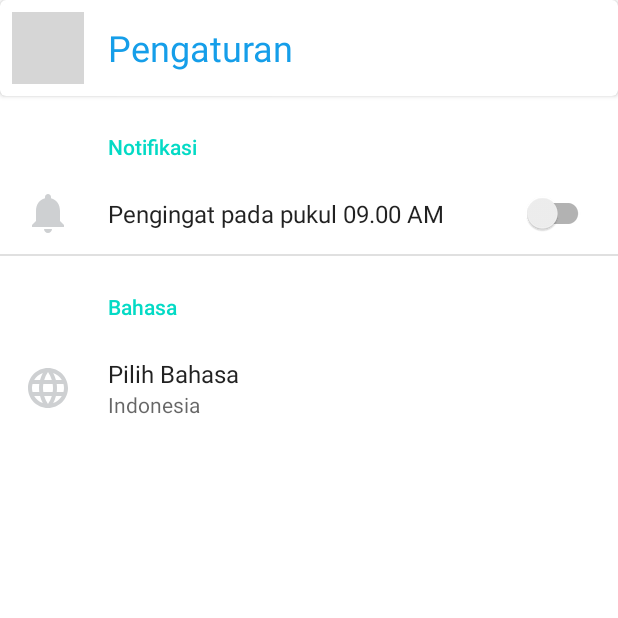
After one commit to tangguhtriprasetyo/DicodingGithubUsers, an Android app: the SettingsActivity screen opened directly, with no data from a screen before it, on a phone screen of 412 x 824 dp, the top half of it. The commit adds this screen. Run offline under Robolectric (Android 15) with nearby library versions, the phone set to English and light mode, and no system bars; our stand-ins replace androidx.preference; Roboto replaces fonts that are not available here; 1 statement that could not run was skipped; grey boxes are pictures that could not be loaded.

Commit message:
Add Preferences Screen + BuildConfig API TOKEN

```diff
--- a/app/build.gradle
+++ b/app/build.gradle
@@ -17,6 +17,8 @@ android {
         versionName "1.0"
 
         testInstrumentationRunner "androidx.test.runner.AndroidJUnitRunner"
+
+        buildConfigField("String", "GITHUB_TOKEN", API_KEY)
     }
 
     buildFeatures {
@@ -42,15 +44,17 @@ dependencies {
 
     implementation "org.jetbrains.kotlin:kotlin-stdlib:$kotlin_version"
     implementation 'androidx.core:core-ktx:1.3.2'
+    implementation "androidx.fragment:fragment-ktx:1.3.2"
+    implementation 'androidx.preference:preference-ktx:1.1.1'
     implementation 'androidx.appcompat:appcompat:1.2.0'
     implementation 'androidx.constraintlayout:constraintlayout:2.0.4'
+    implementation 'androidx.lifecycle:lifecycle-extensions:2.2.0'
 
     implementation 'com.google.android.material:material:1.3.0'
     implementation 'de.hdodenhof:circleimageview:3.1.0'
     implementation "androidx.viewpager2:viewpager2:1.0.0"
     implementation 'com.github.bumptech.glide:glide:4.12.0'
 
-    implementation 'androidx.lifecycle:lifecycle-extensions:2.2.0'
     implementation 'com.loopj.android:android-async-http:1.4.9'
     implementation "com.squareup.moshi:moshi-kotlin:1.11.0"
     implementation 'androidx.legacy:legacy-support-v4:1.0.0'
--- a/app/src/main/AndroidManifest.xml
+++ b/app/src/main/AndroidManifest.xml
@@ -11,8 +11,10 @@
         android:roundIcon="@mipmap/ic_launcher_round"
         android:supportsRtl="true"
         android:theme="@style/Theme.DicodingGithubUsers">
+        <activity
+            android:name=".activity.SettingsActivity"
+            android:label="@string/title_activity_settings"></activity>
         <activity android:name=".activity.DetailActivity" />
-
         <activity android:name=".activity.SplashScreenActivity">
             <intent-filter>
                 <action android:name="android.intent.action.MAIN" />
@@ -20,7 +22,6 @@
                 <category android:name="android.intent.category.LAUNCHER" />
             </intent-filter>
         </activity>
-
         <activity android:name=".activity.MainActivity" />
 
         <meta-data
--- /dev/null
+++ b/app/src/main/java/com/example/dicodinggithubusers/activity/SettingsActivity.kt
@@ -0,0 +1,80 @@
+package com.example.dicodinggithubusers.activity
+
+import android.content.Intent
+import android.content.SharedPreferences
+import android.os.Bundle
+import android.provider.Settings
+import androidx.appcompat.app.AppCompatActivity
+import androidx.fragment.app.commit
+import androidx.preference.Preference
+import androidx.preference.PreferenceFragmentCompat
+import androidx.preference.SwitchPreferenceCompat
+import com.example.dicodinggithubusers.R
+import com.example.dicodinggithubusers.databinding.SettingsActivityBinding
+
+class SettingsActivity : AppCompatActivity() {
+
+    private lateinit var binding: SettingsActivityBinding
+
+    override fun onCreate(savedInstanceState: Bundle?) {
+        super.onCreate(savedInstanceState)
+        binding = SettingsActivityBinding.inflate(layoutInflater)
+        setContentView(binding.root)
+        if (savedInstanceState == null) {
+            supportFragmentManager.commit {
+                replace(R.id.settings, SettingsFragment())
+            }
+        }
+
+        binding.btnBack.setOnClickListener {
+            finish()
+        }
+    }
+
+    class SettingsFragment : PreferenceFragmentCompat(),
+        SharedPreferences.OnSharedPreferenceChangeListener {
+
+        private lateinit var languageSetting: String
+        private lateinit var notificationSetting: String
+
+        private lateinit var notificationPreference: SwitchPreferenceCompat
+        private lateinit var languagePreference: Preference
+
+        override fun onCreatePreferences(savedInstanceState: Bundle?, rootKey: String?) {
+            setPreferencesFromResource(R.xml.preferences, rootKey)
+            init()
+
+            val intent = Intent(Settings.ACTION_LOCALE_SETTINGS)
+            languagePreference.intent = intent
+        }
+
+        private fun init() {
+            languageSetting = resources.getString(R.string.key_language_setting)
+            notificationSetting = resources.getString(R.string.key_notification_setting)
+
+            notificationPreference =
+                findPreference<SwitchPreferenceCompat>(notificationSetting) as SwitchPreferenceCompat
+            languagePreference = findPreference<Preference>(languageSetting) as Preference
+
+        }
+
+        override fun onResume() {
+            super.onResume()
+            preferenceScreen.sharedPreferences.registerOnSharedPreferenceChangeListener(this)
+        }
+
+        override fun onPause() {
+            super.onPause()
+            preferenceScreen.sharedPreferences.unregisterOnSharedPreferenceChangeListener(this)
+        }
+
+        override fun onSharedPreferenceChanged(
+            sharedPreferences: SharedPreferences?,
+            key: String?
+        ) {
+            if (key == notificationSetting)
+                notificationPreference.isChecked =
+                    sharedPreferences?.getBoolean(notificationSetting, false) ?: false
+        }
+    }
+}
--- /dev/null
+++ b/app/src/main/res/drawable/ic_baseline_language_24.xml
@@ -0,0 +1,10 @@
+<vector xmlns:android="http://schemas.android.com/apk/res/android"
+    android:width="32dp"
+    android:height="32dp"
+    android:tint="#CED0D2"
+    android:viewportWidth="24"
+    android:viewportHeight="24">
+    <path
+        android:fillColor="@android:color/white"
+        android:pathData="M11.99,2C6.47,2 2,6.48 2,12s4.47,10 9.99,10C17.52,22 22,17.52 22,12S17.52,2 11.99,2zM18.92,8h-2.95c-0.32,-1.25 -0.78,-2.45 -1.38,-3.56 1.84,0.63 3.37,1.91 4.33,3.56zM12,4.04c0.83,1.2 1.48,2.53 1.91,3.96h-3.82c0.43,-1.43 1.08,-2.76 1.91,-3.96zM4.26,14C4.1,13.36 4,12.69 4,12s0.1,-1.36 0.26,-2h3.38c-0.08,0.66 -0.14,1.32 -0.14,2 0,0.68 0.06,1.34 0.14,2L4.26,14zM5.08,16h2.95c0.32,1.25 0.78,2.45 1.38,3.56 -1.84,-0.63 -3.37,-1.9 -4.33,-3.56zM8.03,8L5.08,8c0.96,-1.66 2.49,-2.93 4.33,-3.56C8.81,5.55 8.35,6.75 8.03,8zM12,19.96c-0.83,-1.2 -1.48,-2.53 -1.91,-3.96h3.82c-0.43,1.43 -1.08,2.76 -1.91,3.96zM14.34,14L9.66,14c-0.09,-0.66 -0.16,-1.32 -0.16,-2 0,-0.68 0.07,-1.35 0.16,-2h4.68c0.09,0.65 0.16,1.32 0.16,2 0,0.68 -0.07,1.34 -0.16,2zM14.59,19.56c0.6,-1.11 1.06,-2.31 1.38,-3.56h2.95c-0.96,1.65 -2.49,2.93 -4.33,3.56zM16.36,14c0.08,-0.66 0.14,-1.32 0.14,-2 0,-0.68 -0.06,-1.34 -0.14,-2h3.38c0.16,0.64 0.26,1.31 0.26,2s-0.1,1.36 -0.26,2h-3.38z" />
+</vector>
--- a/app/src/main/res/drawable/ic_baseline_arrow_back_24.xml
+++ b/app/src/main/res/drawable/ic_baseline_notifications_24.xml
@@ -1,11 +1,10 @@
 <vector xmlns:android="http://schemas.android.com/apk/res/android"
-    android:width="24dp"
-    android:height="24dp"
-    android:autoMirrored="true"
-    android:tint="#159EE9"
+    android:width="32dp"
+    android:height="32dp"
+    android:tint="#CED0D2"
     android:viewportWidth="24"
     android:viewportHeight="24">
     <path
         android:fillColor="@android:color/white"
-        android:pathData="M20,11H7.83l5.59,-5.59L12,4l-8,8 8,8 1.41,-1.41L7.83,13H20v-2z" />
+        android:pathData="M12,22c1.1,0 2,-0.9 2,-2h-4c0,1.1 0.89,2 2,2zM18,16v-5c0,-3.07 -1.64,-5.64 -4.5,-6.32L13.5,4c0,-0.83 -0.67,-1.5 -1.5,-1.5s-1.5,0.67 -1.5,1.5v0.68C7.63,5.36 6,7.92 6,11v5l-2,2v1h16v-1l-2,-2z" />
 </vector>
--- a/app/src/main/res/drawable/ic_baseline_settings_24.xml
+++ b/app/src/main/res/drawable/ic_baseline_settings_24.xml
@@ -1,5 +1,4 @@
 <vector xmlns:android="http://schemas.android.com/apk/res/android"
-    xmlns:tools="http://schemas.android.com/tools"
     android:width="32dp"
     android:height="32dp"
     android:tint="#FBFDFF"
@@ -7,6 +6,5 @@
     android:viewportHeight="24">
     <path
         android:fillColor="@android:color/white"
-        android:pathData="M19.14,12.94c0.04,-0.3 0.06,-0.61 0.06,-0.94c0,-0.32 -0.02,-0.64 -0.07,-0.94l2.03,-1.58c0.18,-0.14 0.23,-0.41 0.12,-0.61l-1.92,-3.32c-0.12,-0.22 -0.37,-0.29 -0.59,-0.22l-2.39,0.96c-0.5,-0.38 -1.03,-0.7 -1.62,-0.94L14.4,2.81c-0.04,-0.24 -0.24,-0.41 -0.48,-0.41h-3.84c-0.24,0 -0.43,0.17 -0.47,0.41L9.25,5.35C8.66,5.59 8.12,5.92 7.63,6.29L5.24,5.33c-0.22,-0.08 -0.47,0 -0.59,0.22L2.74,8.87C2.62,9.08 2.66,9.34 2.86,9.48l2.03,1.58C4.84,11.36 4.8,11.69 4.8,12s0.02,0.64 0.07,0.94l-2.03,1.58c-0.18,0.14 -0.23,0.41 -0.12,0.61l1.92,3.32c0.12,0.22 0.37,0.29 0.59,0.22l2.39,-0.96c0.5,0.38 1.03,0.7 1.62,0.94l0.36,2.54c0.05,0.24 0.24,0.41 0.48,0.41h3.84c0.24,0 0.44,-0.17 0.47,-0.41l0.36,-2.54c0.59,-0.24 1.13,-0.56 1.62,-0.94l2.39,0.96c0.22,0.08 0.47,0 0.59,-0.22l1.92,-3.32c0.12,-0.22 0.07,-0.47 -0.12,-0.61L19.14,12.94zM12,15.6c-1.98,0 -3.6,-1.62 -3.6,-3.6s1.62,-3.6 3.6,-3.6s3.6,1.62 3.6,3.6S13.98,15.6 12,15.6z"
-        tools:ignore="VectorPath" />
+        android:pathData="M19.14,12.94c0.04,-0.3 0.06,-0.61 0.06,-0.94c0,-0.32 -0.02,-0.64 -0.07,-0.94l2.03,-1.58c0.18,-0.14 0.23,-0.41 0.12,-0.61l-1.92,-3.32c-0.12,-0.22 -0.37,-0.29 -0.59,-0.22l-2.39,0.96c-0.5,-0.38 -1.03,-0.7 -1.62,-0.94L14.4,2.81c-0.04,-0.24 -0.24,-0.41 -0.48,-0.41h-3.84c-0.24,0 -0.43,0.17 -0.47,0.41L9.25,5.35C8.66,5.59 8.12,5.92 7.63,6.29L5.24,5.33c-0.22,-0.08 -0.47,0 -0.59,0.22L2.74,8.87C2.62,9.08 2.66,9.34 2.86,9.48l2.03,1.58C4.84,11.36 4.8,11.69 4.8,12s0.02,0.64 0.07,0.94l-2.03,1.58c-0.18,0.14 -0.23,0.41 -0.12,0.61l1.92,3.32c0.12,0.22 0.37,0.29 0.59,0.22l2.39,-0.96c0.5,0.38 1.03,0.7 1.62,0.94l0.36,2.54c0.05,0.24 0.24,0.41 0.48,0.41h3.84c0.24,0 0.44,-0.17 0.47,-0.41l0.36,-2.54c0.59,-0.24 1.13,-0.56 1.62,-0.94l2.39,0.96c0.22,0.08 0.47,0 0.59,-0.22l1.92,-3.32c0.12,-0.22 0.07,-0.47 -0.12,-0.61L19.14,12.94zM12,15.6c-1.98,0 -3.6,-1.62 -3.6,-3.6s1.62,-3.6 3.6,-3.6s3.6,1.62 3.6,3.6S13.98,15.6 12,15.6z" />
 </vector>
--- a/app/src/main/res/layout/activity_main.xml
+++ b/app/src/main/res/layout/activity_main.xml
@@ -2,6 +2,7 @@
 <RelativeLayout xmlns:android="http://schemas.android.com/apk/res/android"
     xmlns:app="http://schemas.android.com/apk/res-auto"
     xmlns:tools="http://schemas.android.com/tools"
+    android:id="@+id/parent_main_layout"
     android:layout_width="match_parent"
     android:layout_height="match_parent"
     tools:context=".activity.MainActivity">
--- a/app/src/main/res/layout/fragment_profile.xml
+++ b/app/src/main/res/layout/fragment_profile.xml
@@ -23,7 +23,7 @@
             android:src="@drawable/tangguh" />
 
         <ImageView
-            android:id="@+id/ic_setting"
+            android:id="@+id/btn_setting"
             android:layout_width="wrap_content"
             android:layout_height="wrap_content"
             android:layout_alignParentEnd="true"
--- /dev/null
+++ b/app/src/main/res/layout/settings_activity.xml
@@ -0,0 +1,43 @@
+<RelativeLayout xmlns:android="http://schemas.android.com/apk/res/android"
+    xmlns:app="http://schemas.android.com/apk/res-auto"
+    android:layout_width="match_parent"
+    android:layout_height="match_parent">
+
+    <androidx.cardview.widget.CardView
+        android:id="@+id/card_view_setting"
+        android:layout_width="match_parent"
+        android:layout_height="wrap_content"
+        android:layout_alignParentTop="true"
+        android:padding="8dp"
+        app:cardCornerRadius="4dp">
+
+        <LinearLayout
+            android:layout_width="match_parent"
+            android:layout_height="wrap_content"
+            android:orientation="horizontal"
+            android:padding="8dp">
+
+            <ImageButton
+                android:id="@+id/btn_back"
+                android:layout_width="48dp"
+                android:layout_height="48dp"
+                android:background="@color/white"
+                android:contentDescription="@string/back_button"
+                android:src="@drawable/ic_baseline_arrow_back_24" />
+
+            <TextView
+                android:id="@+id/tv_title_setting"
+                style="@style/Title"
+                android:layout_gravity="center_vertical"
+                android:layout_marginStart="16dp"
+                android:text="@string/tv_title_setting" />
+
+        </LinearLayout>
+    </androidx.cardview.widget.CardView>
+
+    <FrameLayout
+        android:id="@+id/settings"
+        android:layout_width="match_parent"
+        android:layout_height="match_parent"
+        android:layout_below="@id/card_view_setting" />
+</RelativeLayout>
--- a/app/src/main/res/values/strings.xml
+++ b/app/src/main/res/values/strings.xml
@@ -33,7 +33,6 @@
     <string name="tv_location">Lokasi User</string>
     <string name="tv_company">Company</string>
     <string name="ic_apps">Ic Apps</string>
-    <!-- TODO: Remove or change this placeholder text -->
     <string name="hello_blank_fragment">Hello blank fragment</string>
     <string name="content_tab_text">This is Tab %1$d</string>
     <string name="tabFollowers">Followers \n%1$s</string>
@@ -41,4 +40,13 @@
     <string name="setting_language">Setting Bahasa</string>
     <string name="search_hint">Cari User…</string>
     <string name="tv_try_again">Coba Lagi</string>
+    <string name="tv_notification">Notifikasi</string>
+    <string name="title_reminder">Pengingat pada pukul 09.00 AM</string>
+    <string name="title_language">Bahasa</string>
+    <string name="select_language">Pilih Bahasa</string>
+    <string name="selected_language">Indonesia</string>
+    <string name="key_language_setting">key_language_setting</string>
+    <string name="key_notification_setting">key_notification_setting</string>
+    <string name="tv_title_setting">Pengaturan</string>
+    <string name="title_activity_settings">SettingActivity</string>
 </resources>
--- /dev/null
+++ b/app/src/main/res/xml/preferences.xml
@@ -0,0 +1,24 @@
+<?xml version="1.0" encoding="utf-8"?>
+
+<PreferenceScreen xmlns:app="http://schemas.android.com/apk/res-auto">
+
+    <PreferenceCategory app:title="@string/tv_notification">
+
+        <SwitchPreferenceCompat
+            app:icon="@drawable/ic_baseline_notifications_24"
+            app:key="@string/key_notification_setting"
+            app:title="@string/title_reminder" />
+
+    </PreferenceCategory>
+
+    <PreferenceCategory app:title="@string/title_language">
+
+        <Preference
+            app:icon="@drawable/ic_baseline_language_24"
+            app:key="@string/key_language_setting"
+            app:summary="@string/selected_language"
+            app:title="@string/select_language" />
+
+    </PreferenceCategory>
+
+</PreferenceScreen>
```
Also changed, not shown: app/src/main/java/com/example/dicodinggithubusers/activity/MainActivity.kt (+14 -3 lines), app/src/main/java/com/example/dicodinggithubusers/fragment/ProfileFragment.kt (+3 -4 lines), app/src/main/java/com/example/dicodinggithubusers/viewmodel/MainViewModel.kt (+5 -4 lines), app/src/main/res/layout/activity_detail.xml (+3 -5 lines), app/src/main/res/layout/fragment_home.xml (+9 -8 lines), gradle.properties (deleted, +0 -21 lines), gradle/wrapper/gradle-wrapper.properties, 3 other files.
